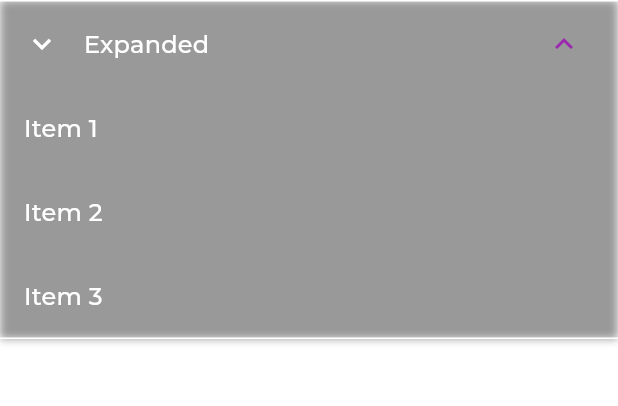
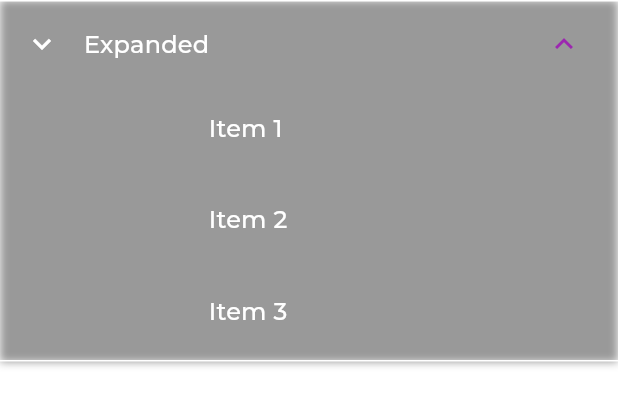
Before and after one commit to mohamed-yamani/flutter-forge, a Flutter app: the NavigationExpandedListItem widget shown alone on an empty page, opened directly, after a tap on "Expanded", on a phone screen of 412 x 824 dp. Shown: the top 406 px of the screen. Run offline on Flutter 3.47's test engine with Material 3 defaults, Android fonts, the phone set to English and light mode, and no system bars; our stand-ins replace bloc, dartz, equatable, get_it, google_fonts; network calls fail.

Commit message:
navigation drawer

```diff
--- a/lib/presentation/journeys/drawer/navigation_expanded_list_tile.dart
+++ b/lib/presentation/journeys/drawer/navigation_expanded_list_tile.dart
@@ -1,4 +1,5 @@
 import 'package:flutter/material.dart';
+import 'package:flutterforge/presentation/journeys/drawer/navigation_list_item.dart';
 
 class NavigationExpandedListItem extends StatelessWidget {
   final Key? key;
@@ -35,12 +36,11 @@ class NavigationExpandedListItem extends StatelessWidget {
                       color: Colors.white,
                     )),
             children: items
-                .map((e) => ListTile(
-                      title: Text(e,
-                          style:
-                              Theme.of(context).textTheme.titleMedium!.copyWith(
-                                    color: Colors.white,
-                                  )),
+                .map((e) => NavigationSubListItem(
+                      title: e,
+                      onTap: () {
+                        Navigator.pop(context);
+                      },
                     ))
                 .toList(),
           )),
--- a/lib/presentation/journeys/drawer/navigation_list_item.dart
+++ b/lib/presentation/journeys/drawer/navigation_list_item.dart
@@ -1,4 +1,6 @@
 import 'package:flutter/material.dart';
+import 'package:flutterforge/common/constants/size_constants.dart';
+import 'package:flutterforge/common/extensions%20/size_extensions.dart';
 
 class NavigationListItem extends StatelessWidget {
   final Key? key;
@@ -37,3 +39,29 @@ class NavigationListItem extends StatelessWidget {
     );
   }
 }
+
+class NavigationSubListItem extends StatelessWidget {
+  final String title;
+  final VoidCallback onTap;
+  const NavigationSubListItem(
+      {required this.title, required this.onTap, super.key});
+
+  @override
+  Widget build(BuildContext context) {
+    return GestureDetector(
+      onTap: onTap,
+      child: Container(
+        margin: const EdgeInsets.only(bottom: 5),
+        child: ListTile(
+          contentPadding: EdgeInsets.symmetric(horizontal: Sizes.dimen_72.w),
+          title: Text(
+            title,
+            style: Theme.of(context).textTheme.titleMedium!.copyWith(
+                  color: Colors.white,
+                ),
+          ),
+        ),
+      ),
+    );
+  }
+}
```
